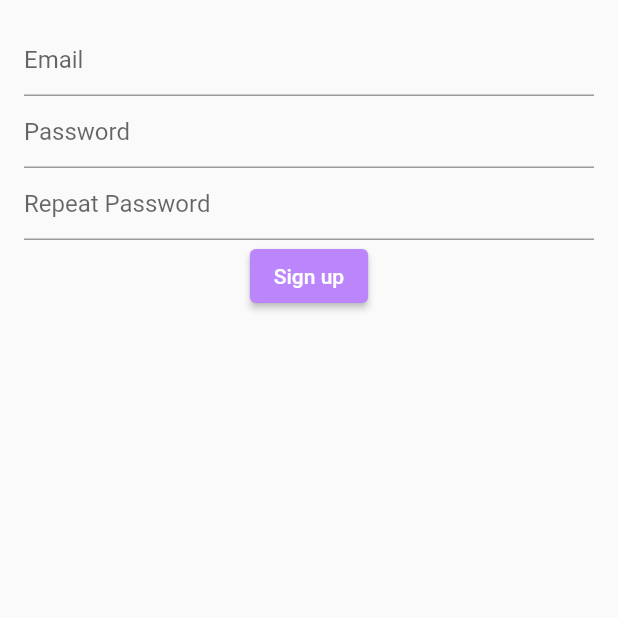
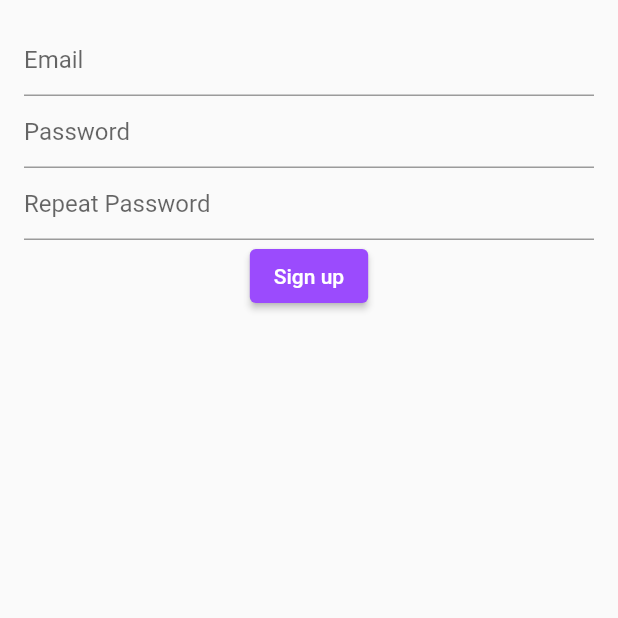
Before and after one commit to TheWhispererFox/NotoApp, a Flutter app: the RegisterPage screen opened directly, on a phone screen of 412 x 824 dp, the top half of it. Run offline on Flutter 3.47's test engine with Material 2 defaults, Android fonts, the phone set to English and light mode, and no system bars; our stand-ins replace auto_route, built_collection, built_value, cloud_firestore, connectivity_plus, firebase_core and 5 more; missing offline and left inert: masonry_grid; accounts and stored records are empty; generated files the repository leaves out were written again; project files that could hold a hidden picture were left out.

Commit message:
colors fix

```diff
--- a/lib/app/themes.dart
+++ b/lib/app/themes.dart
@@ -2,6 +2,7 @@ import 'package:flutter/material.dart';
 import 'package:noto_app/ui/components/round_underline_tab_indicator.dart';
 
 const _primaryColor = Color(0xFFbb86fc);
+const _primaryColorDark = Color(0xFF9B4BFD);
 const _secondaryColor = Color(0xFF03dac5);
 
 final dark = ThemeData.dark().copyWith(
@@ -31,14 +32,13 @@ final dark = ThemeData.dark().copyWith(
 final light = ThemeData.light().copyWith(
   splashFactory: NoSplash.splashFactory,
   colorScheme: const ColorScheme.light(
-    primary: _primaryColor,
+    primary: _primaryColorDark,
     secondary: _secondaryColor,
     secondaryVariant: Color(0xFF3700b3),
   ),
   tabBarTheme: const TabBarTheme(
-    labelColor: _primaryColor,
     indicator: RoundUnderlineTabIndicator(
-      borderSide: BorderSide(color: _primaryColor, width: 5),
+      borderSide: BorderSide(color: Colors.white, width: 5),
     ),
     indicatorSize: TabBarIndicatorSize.label,
     labelStyle: TextStyle(fontFamily: 'Roboto'),
```
